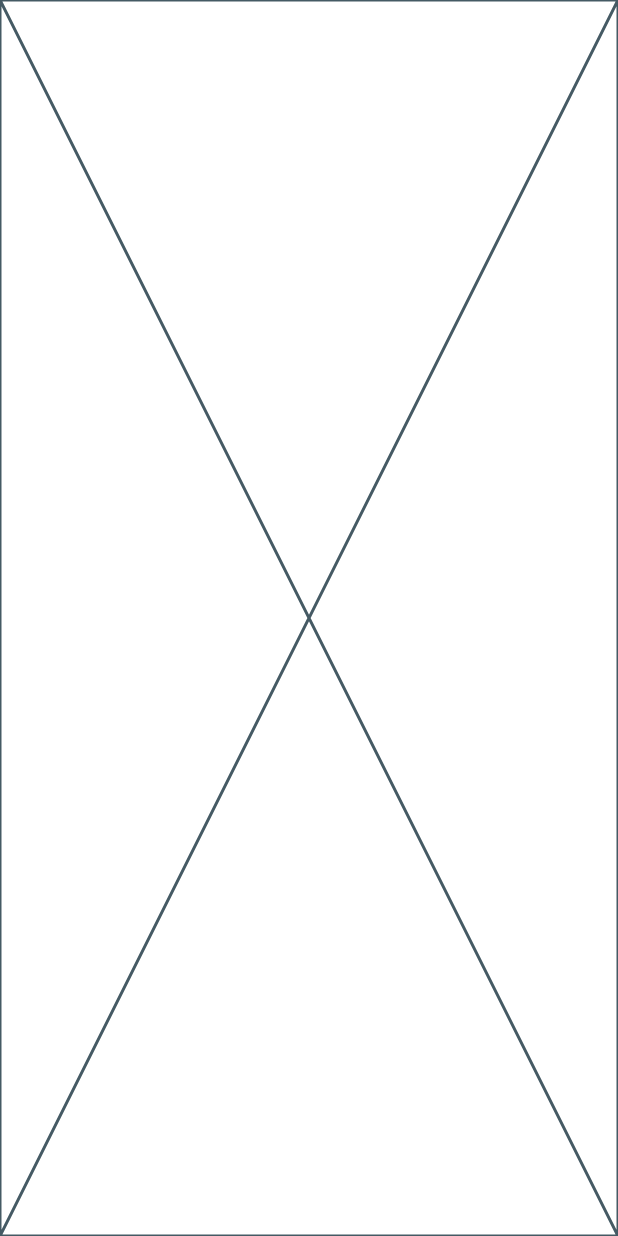
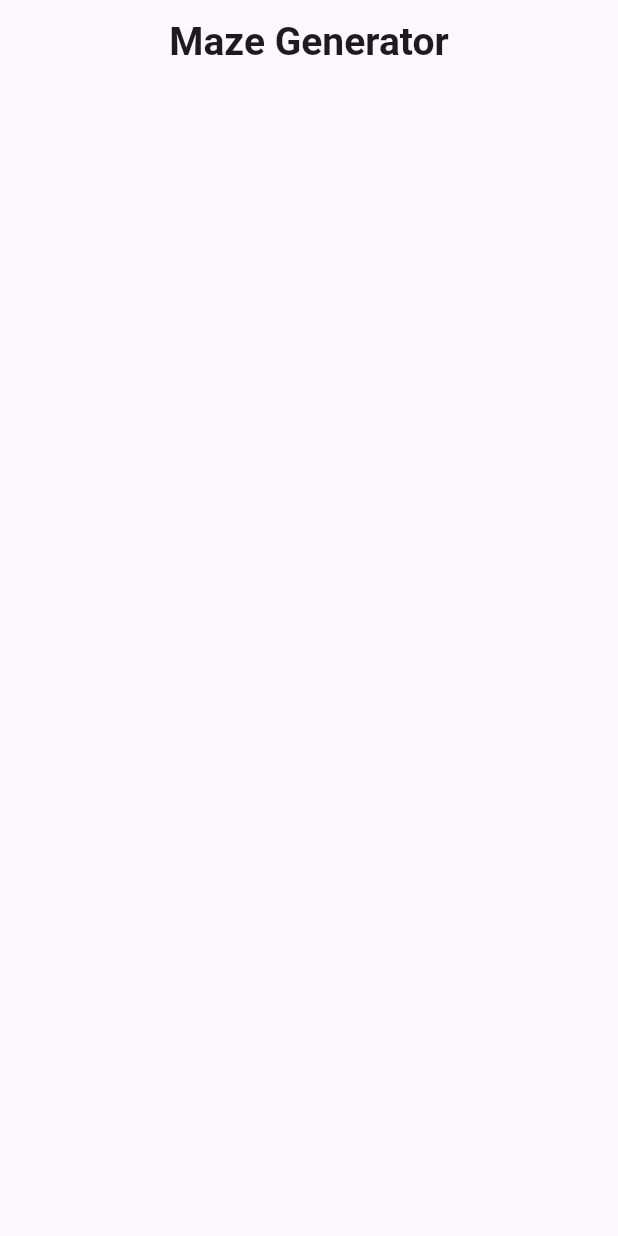
Before and after one commit to dylan-1006/maze_generator, a Flutter app: the screen it shows after launch, on a phone screen of 412 x 824 dp. Run offline on Flutter 3.47's test engine with Material 3 defaults, Android fonts, the phone set to English and light mode, and no system bars; Roboto replaces fonts that are missing (SF-Pro).

Commit message:
Added new fonts and created basic app bar.

```diff
--- a/lib/home.dart
+++ b/lib/home.dart
@@ -1,10 +1,18 @@
 import "package:flutter/material.dart";
 
- class HomePage extends StatelessWidget {
+class HomePage extends StatelessWidget {
   const HomePage({super.key});
 
   @override
   Widget build(BuildContext context) {
-    return const Placeholder();
+    return Scaffold(
+      appBar: AppBar(
+        title: Text(
+          'Maze Generator',
+          style: TextStyle(fontWeight: FontWeight.w700, fontSize: 26),
+        ),
+        centerTitle: true,
+      ),
+    );
   }
 }
--- a/lib/main.dart
+++ b/lib/main.dart
@@ -11,9 +11,9 @@
   // This widget is the root of your application.
   @override
   Widget build(BuildContext context) {
-    return const MaterialApp(
+    return MaterialApp(
       debugShowCheckedModeBanner: false,
-      title: 'Flutter Demo',
+      theme: ThemeData(fontFamily: 'SF-Pro'),
       home: HomePage(),
     );
   }
```
Also changed, not shown: pubspec.yaml (+10 -6 lines), 3 other files.
